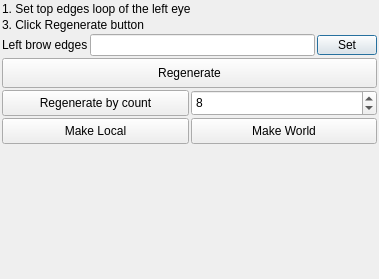
The window that modules/browsCurved/browsCurved_widget.ui (PavelCrow/RigStudio3) describes before a commit, drawn with Qt 5.
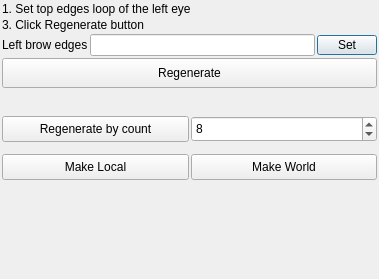
The same window after the commit.

Commit message: Version 3.28.12 - browsCurved: кости без лишних transform в скелете

```diff
--- a/modules/browsCurved/browsCurved_widget.ui
+++ b/modules/browsCurved/browsCurved_widget.ui
@@ -108,6 +108,32 @@
      </property>
     </widget>
    </item>
+   <item>
+    <widget class="QLabel" name="image_label">
+     <property name="text">
+      <string/>
+     </property>
+     <property name="alignment">
+      <set>Qt::AlignCenter</set>
+     </property>
+    </widget>
+   </item>
+   <item>
+    <spacer name="verticalSpacer_3">
+     <property name="orientation">
+      <enum>Qt::Vertical</enum>
+     </property>
+     <property name="sizeType">
+      <enum>QSizePolicy::Fixed</enum>
+     </property>
+     <property name="sizeHint" stdset="0">
+      <size>
+       <width>20</width>
+       <height>10</height>
+      </size>
+     </property>
+    </spacer>
+   </item>
    <item>
     <layout class="QHBoxLayout" name="countLayout">
      <property name="spacing">
@@ -147,6 +173,22 @@
      </item>
     </layout>
    </item>
+   <item>
+    <spacer name="verticalSpacer_4">
+     <property name="orientation">
+      <enum>Qt::Vertical</enum>
+     </property>
+     <property name="sizeType">
+      <enum>QSizePolicy::Fixed</enum>
+     </property>
+     <property name="sizeHint" stdset="0">
+      <size>
+       <width>20</width>
+       <height>10</height>
+      </size>
+     </property>
+    </spacer>
+   </item>
    <item>
     <layout class="QHBoxLayout" name="localModeLayout">
      <property name="spacing">
@@ -196,16 +238,6 @@
      </property>
     </spacer>
    </item>
-   <item>
-    <widget class="QLabel" name="image_label">
-     <property name="text">
-      <string/>
-     </property>
-     <property name="alignment">
-      <set>Qt::AlignCenter</set>
-     </property>
-    </widget>
-   </item>
    <item>
     <widget class="QFrame" name="delete_frame">
      <property name="frameShape">
```
The commit also changes 3 other files.
